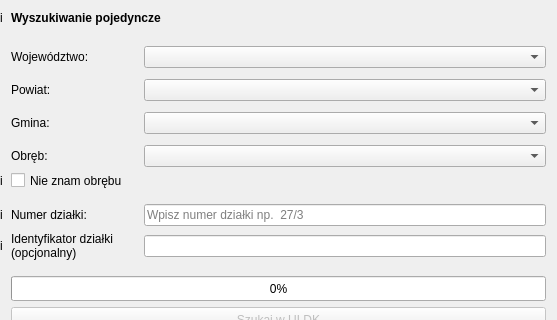
Above: gissupport_plugin/modules/uldk/modules/teryt_search/main_base.ui from gis-support/gis-support-plugin before the change; both pictures show x 0 to 557 and y 0 to 320 of the 557 by 703 pixel window. Below: the same form after it.
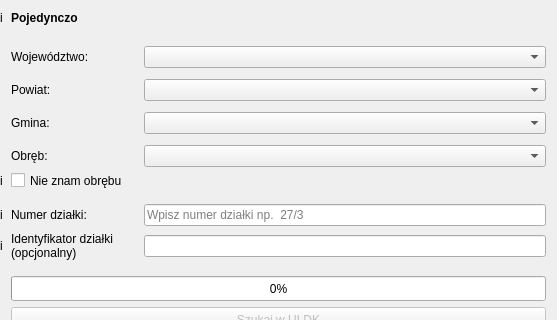
That is the form after the change.

```diff
--- a/gissupport_plugin/modules/uldk/modules/teryt_search/main_base.ui
+++ b/gissupport_plugin/modules/uldk/modules/teryt_search/main_base.ui
@@ -354,7 +354,7 @@
         <string/>
        </property>
        <property name="text">
-        <string>&lt;html&gt;&lt;head/&gt;&lt;body&gt;&lt;p&gt;&lt;b&gt;Wyszukiwanie pojedyncze&lt;/b&gt;&lt;/p&gt;&lt;/body&gt;&lt;/html&gt;</string>
+        <string>&lt;html&gt;&lt;head/&gt;&lt;body&gt;&lt;p&gt;&lt;b&gt;Pojedynczo&lt;/b&gt;&lt;/p&gt;&lt;/body&gt;&lt;/html&gt;</string>
        </property>
        <property name="textFormat">
         <enum>Qt::RichText</enum>
```
